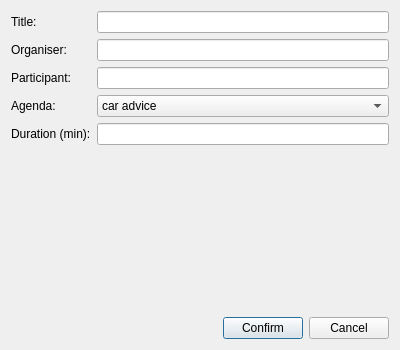
Old version of the form updatemeeting.ui in the repository Hyujnn54/DesktopAPP.
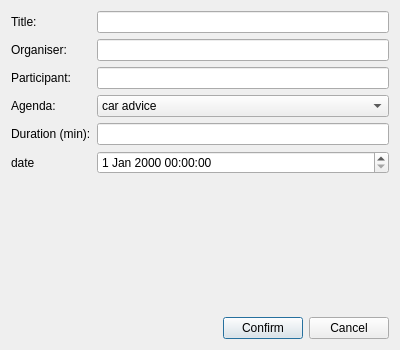
New version of the form.

The edit to the form file:
```diff
--- a/updatemeeting.ui
+++ b/updatemeeting.ui
@@ -72,6 +72,19 @@
        </item>
       </widget>
      </item>
+     <item row="6" column="0">
+      <widget class="QLabel" name="label">
+       <property name="text">
+        <string>date</string>
+       </property>
+      </widget>
+     </item>
+     <item row="6" column="1">
+      <widget class="QDateTimeEdit" name="dateTimeEdit"/>
+     </item>
+     <item row="4" column="1">
+      <widget class="QLineEdit" name="durationLineEdit"/>
+     </item>
      <item row="4" column="0">
       <widget class="QLabel" name="label_duration">
        <property name="text">
@@ -79,9 +92,6 @@
        </property>
       </widget>
      </item>
-     <item row="4" column="1">
-      <widget class="QLineEdit" name="durationLineEdit"/>
-     </item>
     </layout>
    </item>
    <item>
```
Left out of the diff: 10 changed lines with no effect on the pictures.
